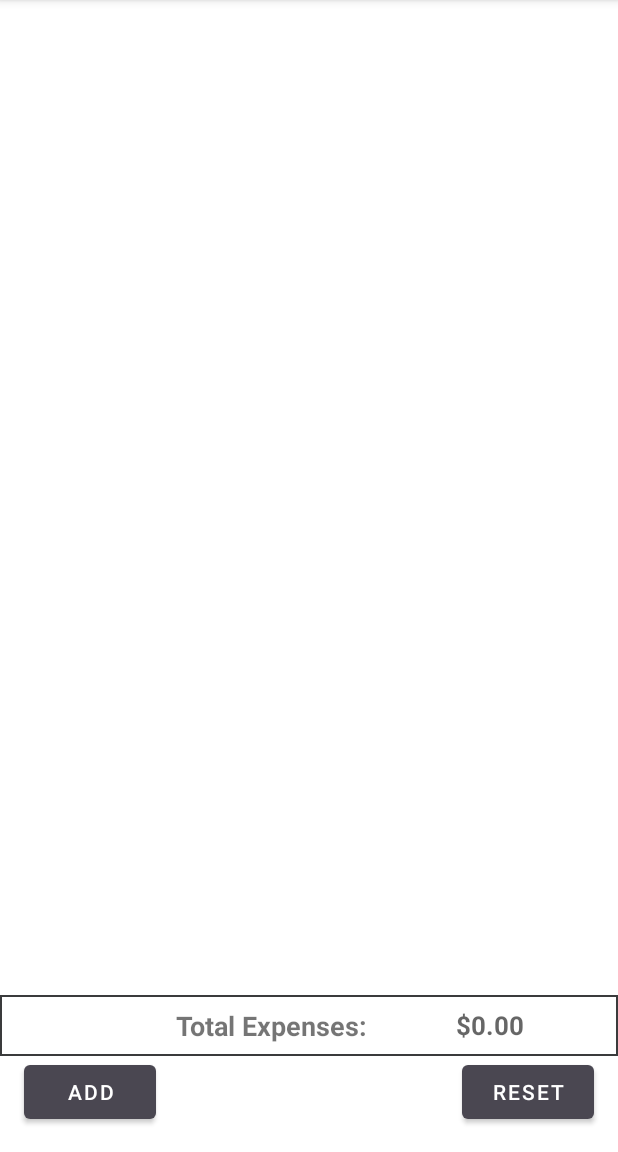
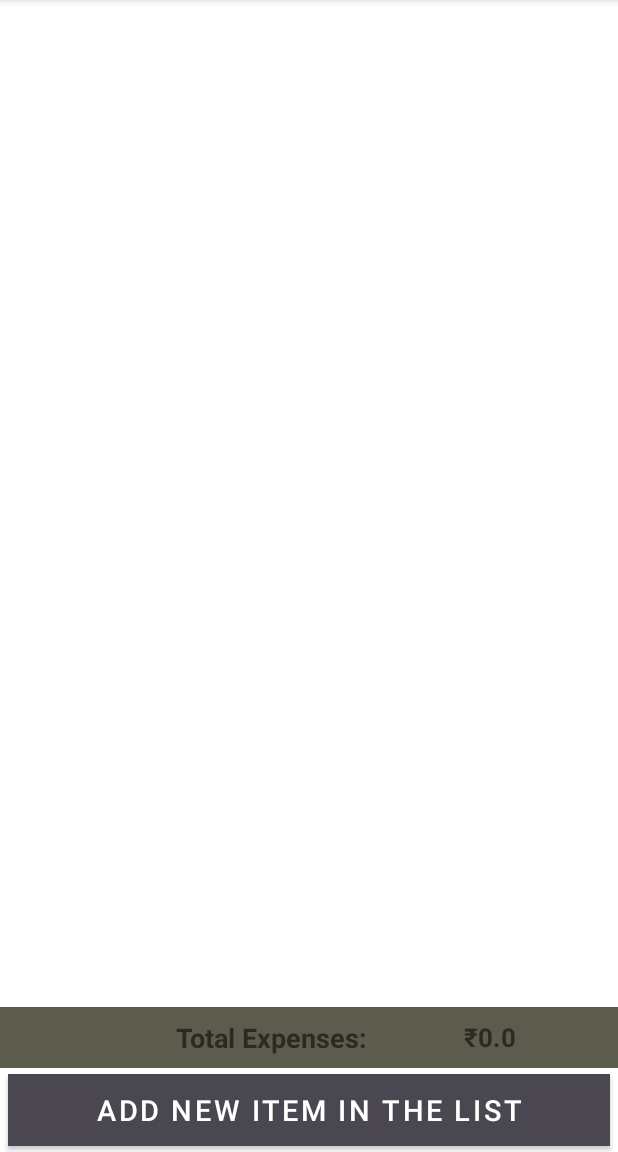
Before and after one commit to afzalansari1/KhataBook, an Android app: the screen it shows after launch (MainActivity), on a phone screen of 412 x 824 dp, the part 84-1236 px from its top. Run offline under Robolectric (Android 15) with nearby library versions, the phone set to English and light mode, and no system bars; our stand-ins replace Room's generated code.

Commit message:
Updated UI and adjusted some view

```diff
--- a/app/src/main/java/com/afzal/databases/AppDatabase.kt
+++ b/app/src/main/java/com/afzal/databases/AppDatabase.kt
@@ -22,7 +22,6 @@ abstract class AppDatabase: RoomDatabase() {
 //                    .createFromAsset("database/item_name.db"
                     .build()
                 INSTANCE = instance
-
                 instance
             }
         }
--- a/app/src/main/java/com/afzal/khatabook/MainActivity.kt
+++ b/app/src/main/java/com/afzal/khatabook/MainActivity.kt
@@ -1,25 +1,31 @@
 package com.afzal.khatabook
 
-import android.app.PendingIntent.getActivity
 import android.os.Bundle
 import android.text.Editable
 import android.text.TextWatcher
-import android.text.method.TextKeyListener.clear
 import android.view.View
 import android.widget.EditText
+import android.widget.TextView
 import android.widget.Toast
 import androidx.appcompat.app.AlertDialog
 import androidx.appcompat.app.AppCompatActivity
-import androidx.appcompat.widget.Toolbar
+import androidx.lifecycle.LiveData
+import androidx.lifecycle.MutableLiveData
 import androidx.lifecycle.Observer
 import androidx.lifecycle.ViewModelProvider
 import androidx.recyclerview.widget.LinearLayoutManager
 import androidx.recyclerview.widget.RecyclerView
 import com.afzal.databases.Subject
+import kotlinx.coroutines.Job
+import java.text.NumberFormat
+import java.util.*
+import kotlin.collections.ArrayList
 
 class MainActivity : AppCompatActivity(), ISubjectDataAdapter {
 
     lateinit var viewModel : SubjectViewModel
+    private val totalData = ArrayList<Subject>()
+//    var finalTransaction : Float = 0.0F
 
     override fun onCreate(savedInstanceState: Bundle?) {
         super.onCreate(savedInstanceState)
@@ -36,19 +42,32 @@ class MainActivity : AppCompatActivity(), ISubjectDataAdapter {
         viewModel.allSubject.observe(this, Observer {list->
             list?.let{
                 adapter.updateList(it)
+                updateTotal(list)
             }
         })
 
     }
 
     override fun onItemClicked(subject: Subject) {
-
         viewModel.deleteNode(subject)
+//        finalTransaction -= subject.price
+//        val final = findViewById<TextView>(R.id.total)
+//        final.text = finalTransaction.toString()
     }
 
     fun submitData(view: View) {
         addItemDialog()
     }
+
+    private fun updateTotal(list : List<Subject>) {
+        var total = 0.00;
+        for(i in list.indices) {
+            total += list[i].price
+        }
+        val totalTextView = findViewById<TextView>(R.id.total)
+        totalTextView.text = "₹"+total.toBigDecimal().toPlainString()
+    }
+
     private fun addItemDialog() {
         val inflater = this.layoutInflater
         val view: View = inflater.inflate(R.layout.dialog_add,null)
@@ -67,12 +86,16 @@ class MainActivity : AppCompatActivity(), ISubjectDataAdapter {
             //sets positive button
             setPositiveButton("Add") { _, _ ->
                 val itemName = item.text.toString()
-                val itemPrice = price.text.toString().toFloatOrNull()
+                val itemPrice: Float? = price.text.toString().toFloatOrNull()
 
 
 //                val itemP: Long = itemPrice.toLong()
                 if(itemName.isNotEmpty() && itemPrice!=null) {
                     viewModel.insertNode(Subject(itemName, itemPrice!!))
+                    totalData.add(Subject(itemName, itemPrice!!))
+//                    finalTransaction += itemPrice
+//                    val final = findViewById<TextView>(R.id.total)
+//                    final.text = finalTransaction.toString()
                 }
                 else
                     Toast.makeText(this@MainActivity,"Invalid Input", Toast.LENGTH_SHORT).show()
--- a/app/src/main/java/com/afzal/khatabook/SubjectViewModel.kt
+++ b/app/src/main/java/com/afzal/khatabook/SubjectViewModel.kt
@@ -1,9 +1,7 @@
 package com.afzal.khatabook
 
 import android.app.Application
-import androidx.lifecycle.AndroidViewModel
-import androidx.lifecycle.LiveData
-import androidx.lifecycle.viewModelScope
+import androidx.lifecycle.*
 import com.afzal.databases.AppDatabase
 import com.afzal.databases.Subject
 import com.afzal.databases.SubjectRepository
--- a/app/src/main/res/drawable/back.xml
+++ b/app/src/main/res/drawable/back.xml
@@ -1,5 +1,6 @@
 <?xml version="1.0" encoding="utf-8"?>
 <shape xmlns:android="http://schemas.android.com/apk/res/android" android:shape="rectangle" >
 
-    <stroke android:width="1dip" android:color="#3A3B3C"/>
+        <solid android:color="#357171"/>
+    <stroke android:width="1.35dip" android:color="#099191"/>
 </shape>
--- a/app/src/main/res/layout/activity_main.xml
+++ b/app/src/main/res/layout/activity_main.xml
@@ -6,36 +6,39 @@
     android:layout_height="match_parent"
     tools:context=".MainActivity"
     >
-    <Button
-        android:id="@+id/reset"
-        android:layout_width="wrap_content"
-        android:layout_height="wrap_content"
-        android:layout_marginStart="16dp"
-        android:layout_marginEnd="16dp"
-        android:text="Reset"
-        app:layout_constraintBottom_toBottomOf="@+id/add"
-        app:layout_constraintEnd_toEndOf="parent"
-        app:layout_constraintHorizontal_bias="1.0"
-        app:layout_constraintStart_toStartOf="parent"
-        app:layout_constraintTop_toTopOf="@+id/add"
-        />
+<!--    <Button-->
+<!--        android:id="@+id/reset"-->
+<!--        android:layout_width="wrap_content"-->
+<!--        android:layout_height="wrap_content"-->
+<!--        android:layout_marginStart="16dp"-->
+<!--        android:layout_marginEnd="16dp"-->
+<!--        android:text="Reset"-->
+<!--        app:layout_constraintBottom_toBottomOf="@+id/add"-->
+<!--        app:layout_constraintEnd_toEndOf="parent"-->
+<!--        app:layout_constraintHorizontal_bias="1.0"-->
+<!--        app:layout_constraintStart_toStartOf="parent"-->
+<!--        app:layout_constraintTop_toTopOf="@+id/add"-->
+<!--        />-->
 
     <Button
         android:id="@+id/add"
-        android:layout_width="wrap_content"
+        android:layout_width="match_parent"
         android:layout_height="wrap_content"
-        android:layout_marginStart="16dp"
+        android:layout_marginStart="5dp"
         android:layout_marginTop="16dp"
-        android:layout_marginEnd="16dp"
-        android:layout_marginBottom="16dp"
-        android:text="Add"
+        android:layout_marginEnd="5dp"
+        android:layout_marginBottom="4dp"
+        android:background="#3E3067"
         android:onClick="submitData"
+        android:padding="4dp"
+        android:text="Add New Item in The List"
+        android:textSize="19sp"
         app:layout_constraintBottom_toBottomOf="parent"
         app:layout_constraintEnd_toEndOf="parent"
-        app:layout_constraintHorizontal_bias="0.0"
         app:layout_constraintStart_toStartOf="parent"
         app:layout_constraintTop_toTopOf="@+id/recyclerView"
-        app:layout_constraintVertical_bias="1.0"/>
+        app:layout_constraintVertical_bias="1.0" />
+
     <androidx.recyclerview.widget.RecyclerView
         android:id="@+id/recyclerView"
         android:layout_width="0dp"
@@ -50,8 +53,9 @@
         app:layout_constraintVertical_chainStyle="spread" />
 
     <LinearLayout
-        android:background="@drawable/back"
+        android:background="#5C5C4E"
         android:id="@+id/linearLayout"
+        android:layout_marginBottom="4dp"
         android:layout_width="match_parent"
         android:layout_height="wrap_content"
         android:orientation="horizontal"
@@ -80,7 +84,6 @@
             android:layout_weight="1"
             android:textAlignment="center"
             android:layout_gravity="center_horizontal"
-            android:textColor="@color/black"
             android:textStyle="bold" />
     </LinearLayout>
 
```
Also changed, not shown: app/src/main/java/com/afzal/databases/Subject.kt (+12 -1 lines), app/src/main/java/com/afzal/khatabook/SubjectDataAdapter.kt (+18 -2 lines), app/src/main/res/layout/list_item.xml (+7 -5 lines).
